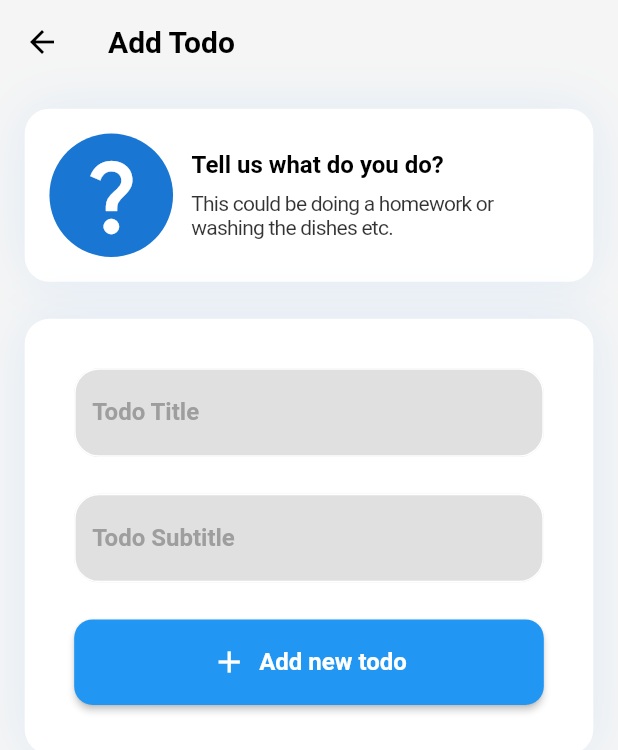
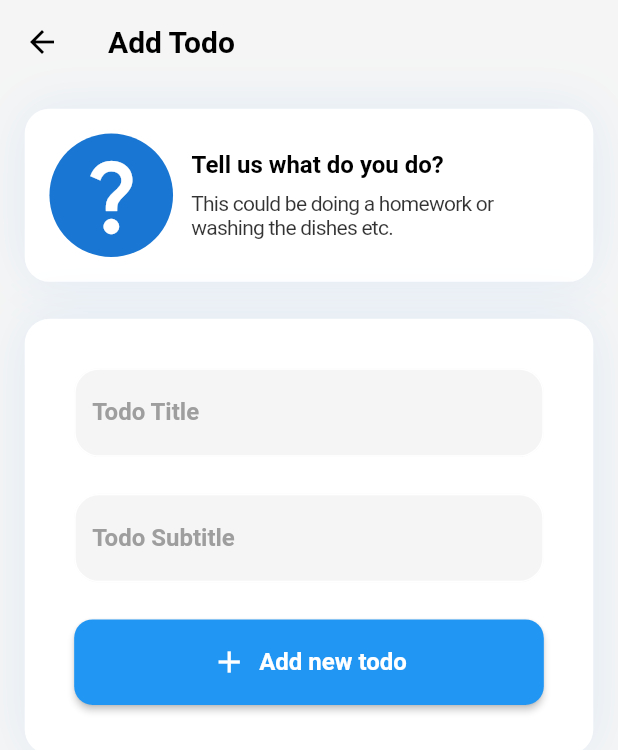
Before and after one commit to akaanuzman/todo_app, a Flutter app: the AddTodoView screen opened directly, on a phone screen of 412 x 824 dp. Shown: the top 750 px of the screen. Run offline on Flutter 3.47's test engine with Material 2 defaults, Android fonts, the phone set to English and light mode, and no system bars; our stand-ins replace animate_do, flutter_secure_storage, shimmer_animation; missing offline and left inert: async_button; accounts and stored records are empty; generated files the repository leaves out were written again.

Commit message:
ui changes were complated.

```diff
--- a/lib/features/components/container/todo_info_container.dart
+++ b/lib/features/components/container/todo_info_container.dart
@@ -28,7 +28,7 @@ class TodoInfoContainer extends StatelessWidget with BaseSingleton {
       padding: context.padding2x,
       decoration: SpecialContainerDecoration(
         context: context,
-        color: colors.grey3,
+        color: colors.grey1,
       ),
       child: Column(
         children: [
--- a/lib/products/views/home/add_todo_view.dart
+++ b/lib/products/views/home/add_todo_view.dart
@@ -114,7 +114,7 @@ class AddTodoView extends StatelessWidget with BaseSingleton {
     bool filled = true;
     return DefaultTextFormField(
       filled: filled,
-      fillColor: colors.grey3,
+      fillColor: colors.grey1,
       context: context,
       labelText: AppLocalizations.of(context)!.todoTitleLabel,
     );
@@ -124,7 +124,7 @@ class AddTodoView extends StatelessWidget with BaseSingleton {
     bool filled = true;
     return DefaultTextFormField(
       filled: filled,
-      fillColor: colors.grey3,
+      fillColor: colors.grey1,
       context: context,
       labelText: AppLocalizations.of(context)!.todoSubtitleLabel,
     );
--- a/pubspec.yaml
+++ b/pubspec.yaml
@@ -16,6 +16,7 @@ dependencies:
   animate_do: ^3.0.2
   shimmer_animation: ^2.1.0+1
   async_button: ^1.0.1-beta.2
+  flutter_slidable: ^2.0.0
 
   # Local Storage
   flutter_secure_storage: ^6.1.0
```
Also changed, not shown: lib/products/models/navbar_model.dart (+15 -1 lines), pubspec.lock.
